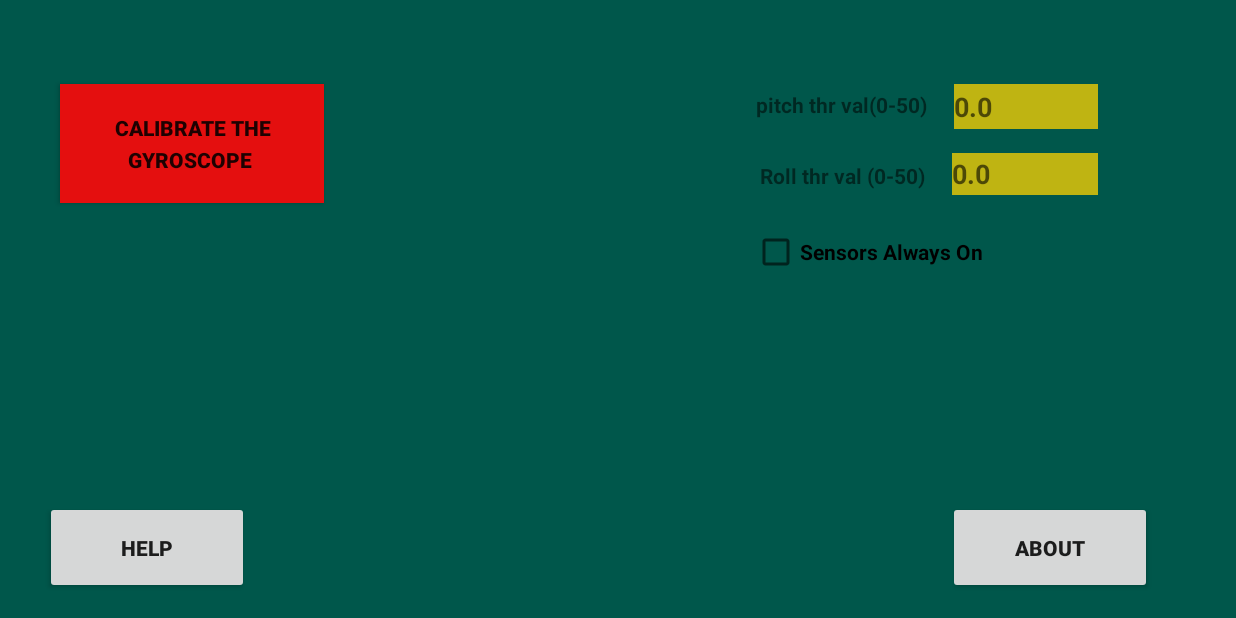
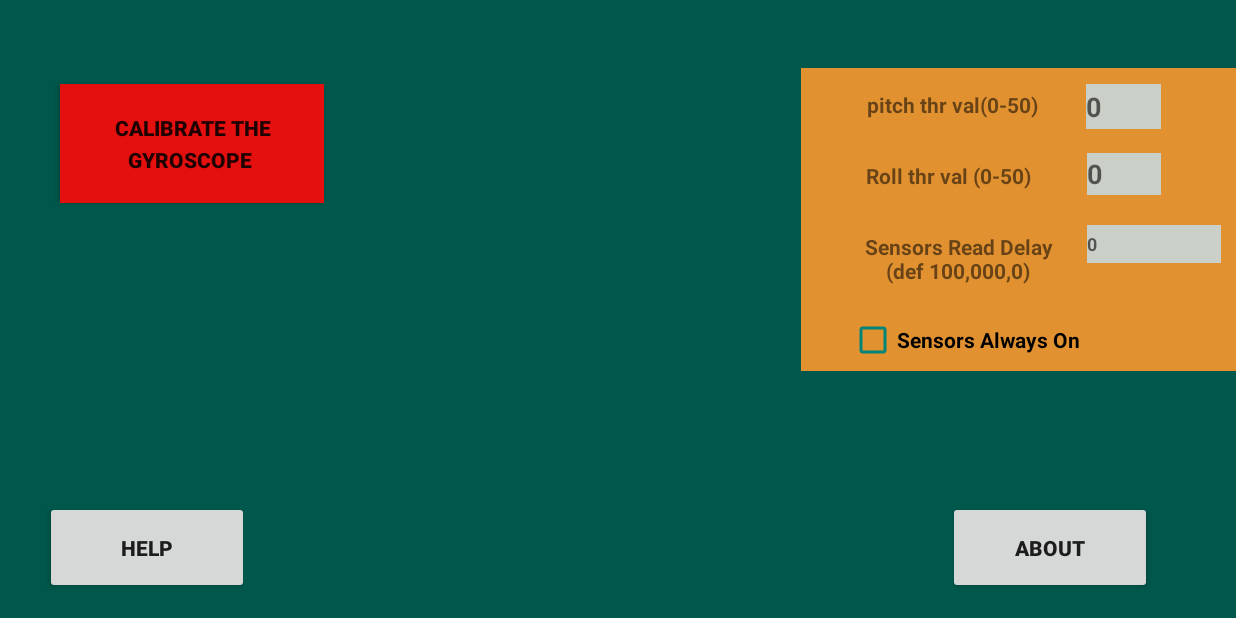
Before and after one commit to annunakki/AndroidRobot_control_app, an Android app: the SettingMenu screen opened directly, with no data from a screen before it, on a phone screen of 824 x 412 dp (held sideways). Run offline under Robolectric (Android 15) with nearby library versions, the phone set to English and light mode, and no system bars.

Commit message:
added sensor delay input box on setting menu , also fix app crash when delete all text input

```diff
--- a/app/src/main/res/layout-land/settings_menu.xml
+++ b/app/src/main/res/layout-land/settings_menu.xml
@@ -8,6 +8,17 @@
     android:id="@+id/settingdMenu"
     android:background="@color/colorPrimaryDark"
     tools:ignore="MissingDefaultResource">
+
+    <FrameLayout
+        android:layout_width="290dp"
+        android:layout_height="202dp"
+        android:layout_marginTop="45dp"
+        android:background="#e19130"
+        android:visibility="visible"
+        app:layout_constraintEnd_toEndOf="parent"
+        app:layout_constraintTop_toTopOf="parent">
+
+    </FrameLayout>
 
     <Button
         android:id="@+id/btnCalibrateGyro"
@@ -56,12 +67,31 @@
         app:layout_constraintStart_toStartOf="parent" />
 
     <EditText
+        android:id="@+id/editSensorDelay"
+        android:layout_width="89dp"
+        android:layout_height="25dp"
+        android:layout_marginTop="20dp"
+        android:layout_marginEnd="10dp"
+        android:background="#cacfc8"
+        android:ems="10"
+        android:hint="0"
+        android:inputType="number"
+        android:selectAllOnFocus="true"
+        android:singleLine="true"
+        android:textSize="12sp"
+        android:textStyle="bold"
+        android:visibility="visible"
+        app:layout_constraintEnd_toEndOf="parent"
+        app:layout_constraintTop_toBottomOf="@+id/editRollThreshold" />
+
+
+    <EditText
         android:id="@+id/editRollThreshold"
-        android:layout_width="97dp"
+        android:layout_width="49dp"
         android:layout_height="28dp"
         android:layout_marginTop="16dp"
-        android:layout_marginEnd="92dp"
-        android:background="#bfb412"
+        android:layout_marginEnd="50dp"
+        android:background="#cacfc8"
         android:ems="10"
         android:hint="0"
         android:inputType="number"
@@ -74,11 +104,11 @@
 
     <EditText
         android:id="@+id/editPitchThreshold"
-        android:layout_width="96dp"
+        android:layout_width="50dp"
         android:layout_height="30dp"
         android:layout_marginTop="56dp"
-        android:layout_marginEnd="92dp"
-        android:background="#bfb412"
+        android:layout_marginEnd="50dp"
+        android:background="#cacfc8"
         android:ems="10"
         android:hint="0"
         android:inputType="number"
@@ -91,11 +121,25 @@
         app:layout_constraintTop_toTopOf="parent" />
 
     <TextView
+        android:id="@+id/txtSensorDelay"
+        android:layout_width="131dp"
+        android:layout_height="39dp"
+        android:layout_marginTop="20dp"
+        android:layout_marginEnd="20dp"
+        android:text="Sensors Read Delay\n(def 100,000,0)"
+        android:textAlignment="center"
+        android:textStyle="bold"
+        android:visibility="visible"
+        app:layout_constraintEnd_toStartOf="@+id/editSensorDelay"
+        app:layout_constraintTop_toBottomOf="@+id/txtGyroRoll" />
+
+
+    <TextView
         android:id="@+id/txtGyroRoll"
         android:layout_width="114dp"
         android:layout_height="27dp"
         android:layout_marginTop="20dp"
-        android:layout_marginEnd="16dp"
+        android:layout_marginEnd="35dp"
         android:text="Roll thr val (0-50)"
         android:textAlignment="center"
         android:textStyle="bold"
@@ -103,12 +147,13 @@
         app:layout_constraintEnd_toStartOf="@+id/editRollThreshold"
         app:layout_constraintTop_toBottomOf="@+id/txtGyroPitch" />
 
+
     <TextView
         android:id="@+id/txtGyroPitch"
         android:layout_width="118dp"
         android:layout_height="27dp"
         android:layout_marginTop="60dp"
-        android:layout_marginEnd="16dp"
+        android:layout_marginEnd="30dp"
         android:text="pitch thr val(0-50)"
         android:textAlignment="center"
         android:textStyle="bold"
@@ -118,13 +163,14 @@
 
     <CheckBox
         android:id="@+id/checkBoxSensors"
-        android:layout_width="207dp"
-        android:layout_height="wrap_content"
+        android:layout_width="208dp"
+        android:layout_height="33dp"
         android:layout_alignParentEnd="true"
-        android:layout_marginTop="17dp"
-        android:layout_marginEnd="115dp"
-        android:clickable="true"
-        android:focusable="true"
+        android:layout_marginTop="16dp"
+        android:layout_marginEnd="50dp"
+        android:buttonTint="@color/colorPrimary"
+        android:checked="true"
+        android:focusable="auto"
         android:onClick="checkBox"
         android:soundEffectsEnabled="true"
         android:text="Sensors Always On"
@@ -132,20 +178,8 @@
         android:textStyle="bold"
         android:visibility="visible"
         app:layout_constraintEnd_toEndOf="parent"
-        app:layout_constraintTop_toBottomOf="@+id/txtGyroRoll" />
+        app:layout_constraintTop_toBottomOf="@+id/txtSensorDelay" />
 
-    <android.support.constraint.Guideline
-        android:id="@+id/guideline"
-        android:layout_width="wrap_content"
-        android:layout_height="wrap_content"
-        android:orientation="vertical"
-        app:layout_constraintGuide_begin="257dp" />
 
-    <android.support.constraint.Guideline
-        android:id="@+id/guideline2"
-        android:layout_width="wrap_content"
-        android:layout_height="wrap_content"
-        android:orientation="horizontal"
-        app:layout_constraintGuide_begin="202dp" />
 
 </android.support.constraint.ConstraintLayout>
```
Also changed, not shown: app/src/main/java/com/stevensit/www/cpe556_interface_app/AppReferences.java (+19 -2 lines), app/src/main/java/com/stevensit/www/cpe556_interface_app/MainActivity.java (+31 -29 lines), app/src/main/java/com/stevensit/www/cpe556_interface_app/SettingMenu.java (+57 -25 lines).
